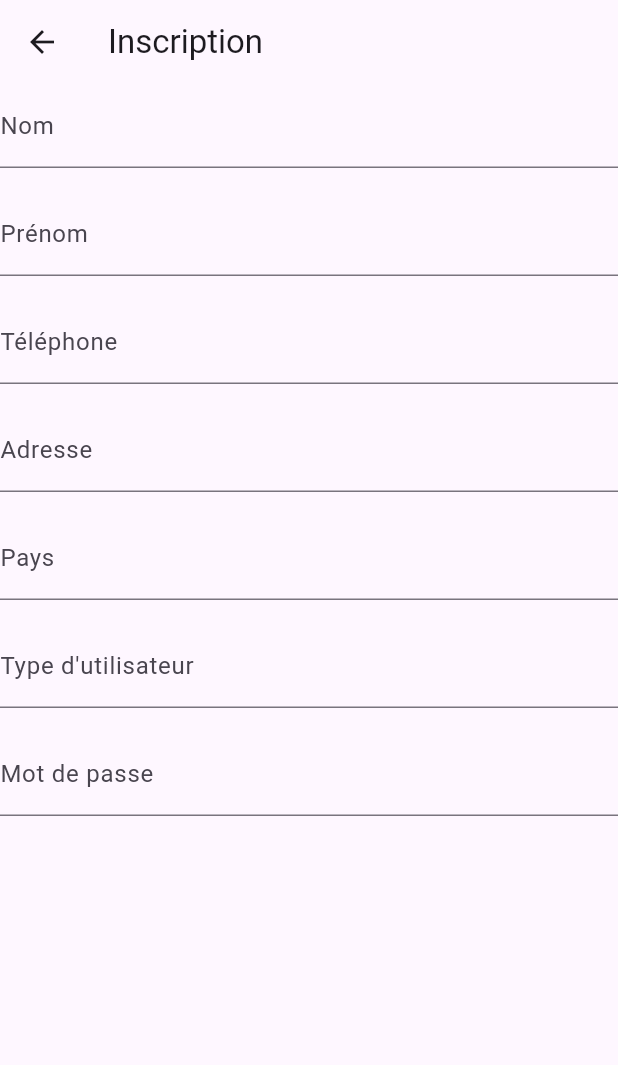
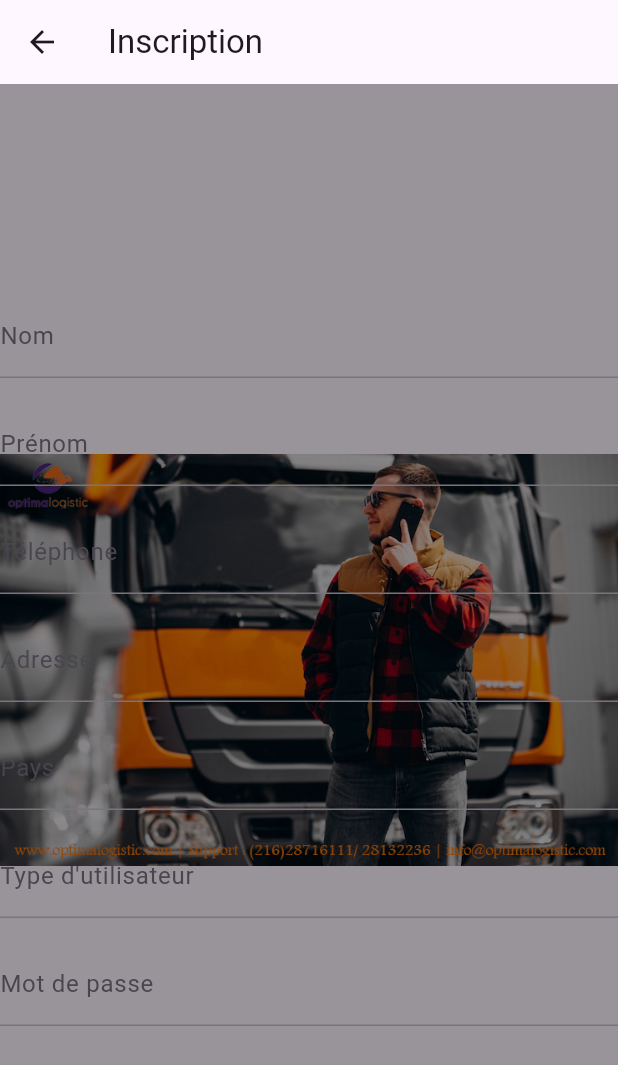
Before and after one commit to Honeyda123/MyApplication, a Flutter app: the SignupPage screen opened directly, on a phone screen of 412 x 824 dp. Shown: the top 1065 px of the screen. Run offline on Flutter 3.47's test engine with Material 3 defaults, Android fonts, the phone set to English and light mode, and no system bars; our stand-ins replace animate_do, flutter_map, latlong2; Roboto replaces fonts that are missing (Futura).

Commit message:
initial commit

```diff
--- a/lib/views/authentication/signUp.dart
+++ b/lib/views/authentication/signUp.dart
@@ -39,11 +39,26 @@ class SignupPage extends StatelessWidget {
       appBar: AppBar(
         title: Text('Inscription'),
       ),
-      body: Container(
-        //color: Colors.deepPurpleAccent,
-        //padding: EdgeInsets.all(16.0),
+
+      body:  Stack(
+          children: [
+      Container(
+      decoration:const BoxDecoration(
+      image: DecorationImage(
+
+          image: AssetImage("assets/images/optima1.jpg"),
+          fit: BoxFit.contain,
+           ),
+           ),
+       ),
+    // Overlay with opacity to make text more readable
+    Container(
+    color: Colors.black.withOpacity(0.4),
+    ),
+
+            Center(
                 child: Column(
-          crossAxisAlignment: CrossAxisAlignment.stretch,
+                  mainAxisAlignment: MainAxisAlignment.center,
                   children: [
               TextFormField(
                 controller: nomController,
@@ -90,9 +105,8 @@ class SignupPage extends StatelessWidget {
               ElevatedButton(
                 onPressed: inscrireUtilisateur,
                 child: Text('S\'inscrire'),
-            );})
-          ],
-        ),
+              );})])
+            )],
           ),
       );
   }
--- a/lib/views/settings/settings_page.dart
+++ b/lib/views/settings/settings_page.dart
@@ -1,4 +1,5 @@
 import 'package:firstproject/components/settings_card.dart';
+import 'package:firstproject/views/settings/documents_settings.dart';
 import 'package:firstproject/views/settings/profile_settings.dart';
 import 'package:flutter/material.dart';
 
@@ -34,6 +35,10 @@ class _settingsPageState extends State<settingsPage> {
                   title: 'Profile Settings',
                   icon: Icons.settings,
                   navigator: const ProfileSettings()),
+              settingsCard(
+                  title: 'Documents',
+                  icon: Icons.document_scanner_sharp,
+                  navigator: const documents_settings()),
               settingsCard(
                   title: 'My Earnings',
                   icon: Icons.monetization_on,
```
Also changed, not shown: lib/views/settings/documents_settings.dart (added, +98 -0 lines), lib/views/settings/MyEarning_settings.dart (added), pubspec.lock. Lines whose indentation alone changed are shown as unchanged.
